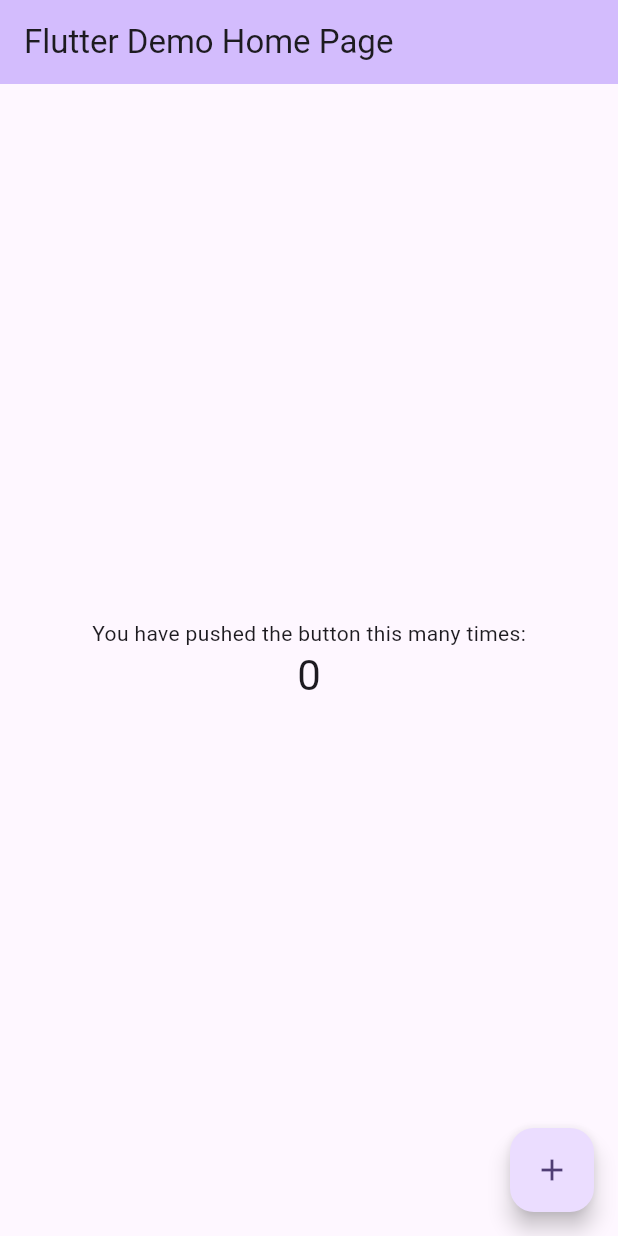
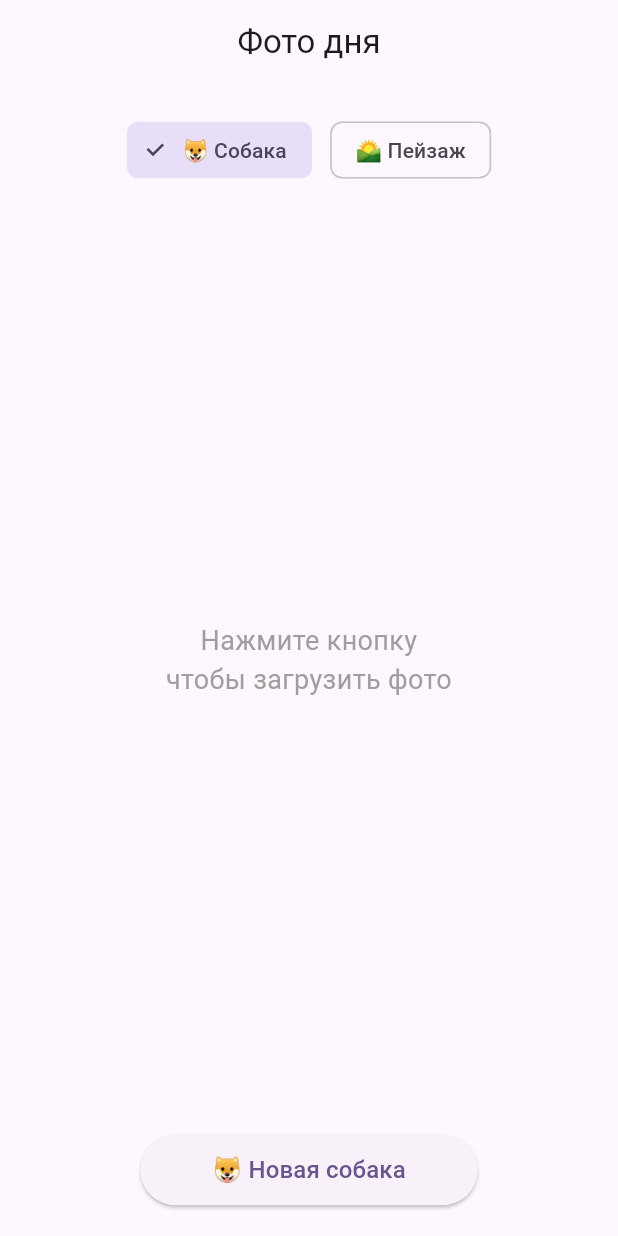
Before and after one commit to K123456-alt/Flutter_photo_of_the_day, a Flutter app: the screen it shows after launch, on a phone screen of 412 x 824 dp. Run offline on Flutter 3.47's test engine with Material 3 defaults, Android fonts, the phone set to English and light mode, and no system bars.

Commit message:
Add photo fetch with async/await

```diff
--- a/lib/main.dart
+++ b/lib/main.dart
@@ -1,122 +1,22 @@
 import 'package:flutter/material.dart';
-
-void main() {
+import 'photo_page.dart';
+void main(){
   runApp(const MyApp());
 }
-
-class MyApp extends StatelessWidget {
+class MyApp extends StatelessWidget{
   const MyApp({super.key});
-
-  // This widget is the root of your application.
   @override
-  Widget build(BuildContext context) {
+  Widget build(BuildContext context){
     return MaterialApp(
-      title: 'Flutter Demo',
+      title: 'Фото дня',
+      debugShowCheckedModeBanner: false,
       theme: ThemeData(
-        // This is the theme of your application.
-        //
-        // TRY THIS: Try running your application with "flutter run". You'll see
-        // the application has a purple toolbar. Then, without quitting the app,
-        // try changing the seedColor in the colorScheme below to Colors.green
-        // and then invoke "hot reload" (save your changes or press the "hot
-        // reload" button in a Flutter-supported IDE, or press "r" if you used
-        // the command line to start the app).
-        //
-        // Notice that the counter didn't reset back to zero; the application
-        // state is not lost during the reload. To reset the state, use hot
-        // restart instead.
-        //
-        // This works for code too, not just values: Most code changes can be
-        // tested with just a hot reload.
-        colorScheme: .fromSeed(seedColor: Colors.deepPurple),
+        colorScheme: ColorScheme.fromSeed(
+          seedColor: Colors.deepPurple,
+        ),
+        useMaterial3: true,
       ),
-      home: const MyHomePage(title: 'Flutter Demo Home Page'),
+        home: const PhotoPage(),
     );
   }
 }
-
-class MyHomePage extends StatefulWidget {
-  const MyHomePage({super.key, required this.title});
-
-  // This widget is the home page of your application. It is stateful, meaning
-  // that it has a State object (defined below) that contains fields that affect
-  // how it looks.
-
-  // This class is the configuration for the state. It holds the values (in this
-  // case the title) provided by the parent (in this case the App widget) and
-  // used by the build method of the State. Fields in a Widget subclass are
-  // always marked "final".
-
-  final String title;
-
-  @override
-  State<MyHomePage> createState() => _MyHomePageState();
-}
-
-class _MyHomePageState extends State<MyHomePage> {
-  int _counter = 0;
-
-  void _incrementCounter() {
-    setState(() {
-      // This call to setState tells the Flutter framework that something has
-      // changed in this State, which causes it to rerun the build method below
-      // so that the display can reflect the updated values. If we changed
-      // _counter without calling setState(), then the build method would not be
-      // called again, and so nothing would appear to happen.
-      _counter++;
-    });
-  }
-
-  @override
-  Widget build(BuildContext context) {
-    // This method is rerun every time setState is called, for instance as done
-    // by the _incrementCounter method above.
-    //
-    // The Flutter framework has been optimized to make rerunning build methods
-    // fast, so that you can just rebuild anything that needs updating rather
-    // than having to individually change instances of widgets.
-    return Scaffold(
-      appBar: AppBar(
-        // TRY THIS: Try changing the color here to a specific color (to
-        // Colors.amber, perhaps?) and trigger a hot reload to see the AppBar
-        // change color while the other colors stay the same.
-        backgroundColor: Theme.of(context).colorScheme.inversePrimary,
-        // Here we take the value from the MyHomePage object that was created by
-        // the App.build method, and use it to set our appbar title.
-        title: Text(widget.title),
-      ),
-      body: Center(
-        // Center is a layout widget. It takes a single child and positions it
-        // in the middle of the parent.
-        child: Column(
-          // Column is also a layout widget. It takes a list of children and
-          // arranges them vertically. By default, it sizes itself to fit its
-          // children horizontally, and tries to be as tall as its parent.
-          //
-          // Column has various properties to control how it sizes itself and
-          // how it positions its children. Here we use mainAxisAlignment to
-          // center the children vertically; the main axis here is the vertical
-          // axis because Columns are vertical (the cross axis would be
-          // horizontal).
-          //
-          // TRY THIS: Invoke "debug painting" (choose the "Toggle Debug Paint"
-          // action in the IDE, or press "p" in the console), to see the
-          // wireframe for each widget.
-          mainAxisAlignment: .center,
-          children: [
-            const Text('You have pushed the button this many times:'),
-            Text(
-              '$_counter',
-              style: Theme.of(context).textTheme.headlineMedium,
-            ),
-          ],
-        ),
-      ),
-      floatingActionButton: FloatingActionButton(
-        onPressed: _incrementCounter,
-        tooltip: 'Increment',
-        child: const Icon(Icons.add),
-      ),
-    );
-  }
-}
--- /dev/null
+++ b/lib/photo_page.dart
@@ -0,0 +1,168 @@
+import 'dart:convert';
+import 'package:flutter/material.dart';
+import 'package:http/http.dart' as http;
+enum PhotoType {dog, landscapes}
+class PhotoPage extends StatefulWidget{
+  const PhotoPage({super.key});
+  @override
+  State<PhotoPage> createState() => _PhotoPageState();
+}
+class _PhotoPageState extends State<PhotoPage> {
+  String? _imageUrl;
+  bool _isLoading = false;
+  String? _errorMessage;
+  PhotoType _animalType = PhotoType.dog;
+  Future<void> _fetchPhoto() async {
+    setState((){
+      _isLoading = true;
+      _errorMessage = null;
+      _imageUrl = null;
+    });
+    try {
+      String url;
+      http.Response response;
+      if (_animalType == PhotoType.dog){
+        url = 'https://dog.ceo/api/breeds/image/random';
+        response = await http.get(Uri.parse(url));
+        Map<String, dynamic> data = jsonDecode(
+          response.body,
+        );
+        _imageUrl = data['message'];
+      }else{
+        final random =
+        DateTime.now().millisecondsSinceEpoch;
+        _imageUrl = 'https://picsum.photos/seed/$random/800/800';
+      }
+    }catch (e){
+      _errorMessage = 'Не удалось загрузить фото.\nПроверьте подключение к интернету.';
+    }
+    setState((){
+      _isLoading = false;
+    });
+  }
+  @override
+  Widget build(BuildContext context){
+    return Scaffold(
+      appBar: AppBar(
+        title: const Text('Фото дня'),
+        centerTitle: true,
+      ),
+      body: Column(
+        children: [
+          const SizedBox(height: 20),
+          _buildAnimalToggle(),
+          const SizedBox(height: 20),
+          _buildContent(),
+          const SizedBox(height: 20),
+          _buildButton(),
+          const SizedBox(height: 20),
+        ],
+      ),
+      );
+  }
+  Widget _buildAnimalToggle(){
+    return Row(
+      mainAxisAlignment: MainAxisAlignment.center,
+      children: [
+        ChoiceChip(
+          label: const Text('🐶 Собака'),
+          selected: _animalType == PhotoType.dog,
+          onSelected: (selected){
+            if (selected){
+              setState(() {
+                _animalType = PhotoType.dog;
+                _imageUrl = null;
+                _errorMessage = null;
+              });
+            }
+          },
+        ),
+        const SizedBox(width: 12),
+        ChoiceChip(
+          label: const Text('🌄 Пейзаж'),
+          selected: _animalType == PhotoType.landscapes,
+          onSelected: (selected){
+            if (selected){
+              setState(() {
+                _animalType = PhotoType.landscapes;
+                _imageUrl = null;
+                _errorMessage = null;
+              });
+            }
+          },
+        )
+      ],
+    );
+  }
+  Widget _buildContent(){
+    if (_isLoading){
+      return const Expanded(
+        child: Center(child: CircularProgressIndicator()),
+      );
+    }
+    if (_errorMessage != null){
+      return Expanded(
+        child: Center(
+          child: Padding(
+            padding: const EdgeInsets.all(24),
+            child: Text(
+              _errorMessage!,
+              textAlign: TextAlign.center,
+              style: const TextStyle(
+                fontSize: 16,
+                color: Colors.red,
+              ),
+            )
+          )
+        )
+      );
+    }
+  if (_imageUrl != null){
+    return Expanded(
+      child: Padding(
+        padding: const EdgeInsets.symmetric(
+          horizontal: 16,
+        ),
+        child: ClipRRect(
+          borderRadius: BorderRadius.circular(16),
+          child: Image.network(
+            _imageUrl!,
+            fit: BoxFit.cover,
+            width: double.infinity,
+          ),
+        ),
+      ),
+    );
+  }
+  return const Expanded(
+    child: Center(
+      child: Text(
+        'Нажмите кнопку\nчтобы загрузить фото',
+        textAlign: TextAlign.center,
+        style: TextStyle(
+          fontSize: 18,
+          color: Colors.grey,
+        ),
+      ),
+    ),
+  );
+  }
+  Widget _buildButton(){
+    String label = _animalType == PhotoType.dog
+    ? '🐶 Новая собака'
+    : '🌄 Новый пейзаж';
+    return ElevatedButton(
+      onPressed: _isLoading ? null : _fetchPhoto,
+      child: Padding(
+        padding: const EdgeInsets.symmetric(
+          horizontal: 24,
+          vertical: 12,
+        ),
+        child: Text(
+          label,
+          style: const TextStyle(fontSize: 16),
+        ),
+      ),
+    );
+  }
+}
```
Also changed, not shown: pubspec.yaml (+2 -8 lines), assets/images/photo1.jpg (added), assets/images/photo2.jpg (added), assets/images/photo3.jpg (added), assets/images/photo4.jpg (added), assets/images/sobaka1.jpg (added), img/step1_kornachev.png (added), img/step2_kornachev.png (added), pubspec.lock.
